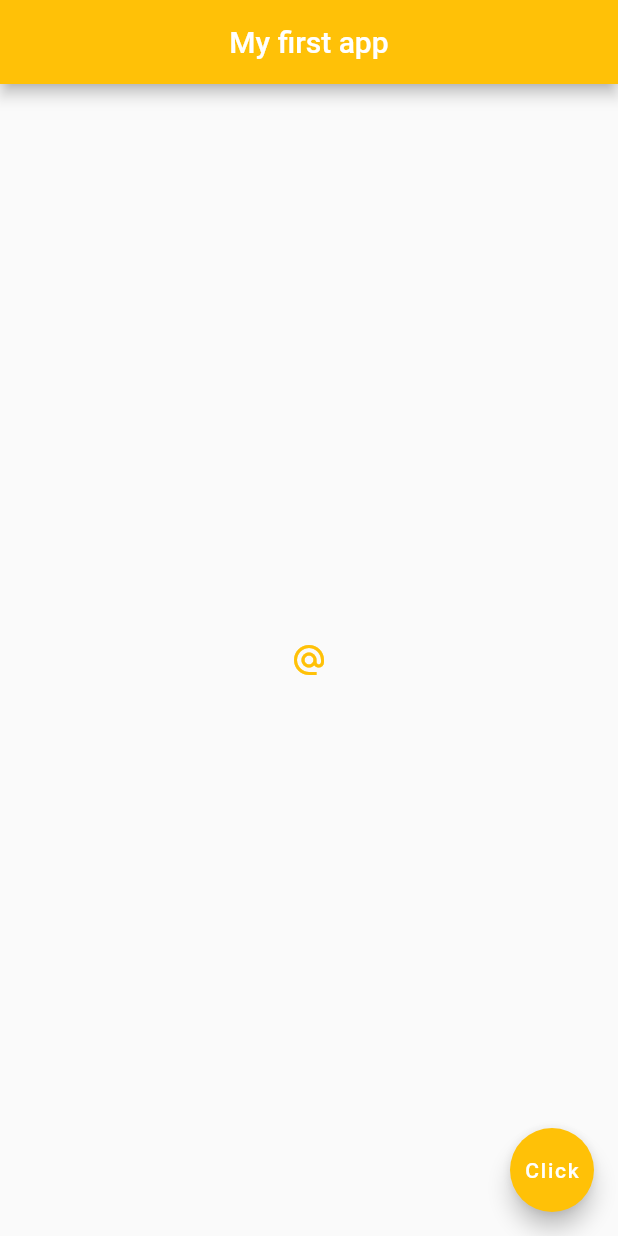
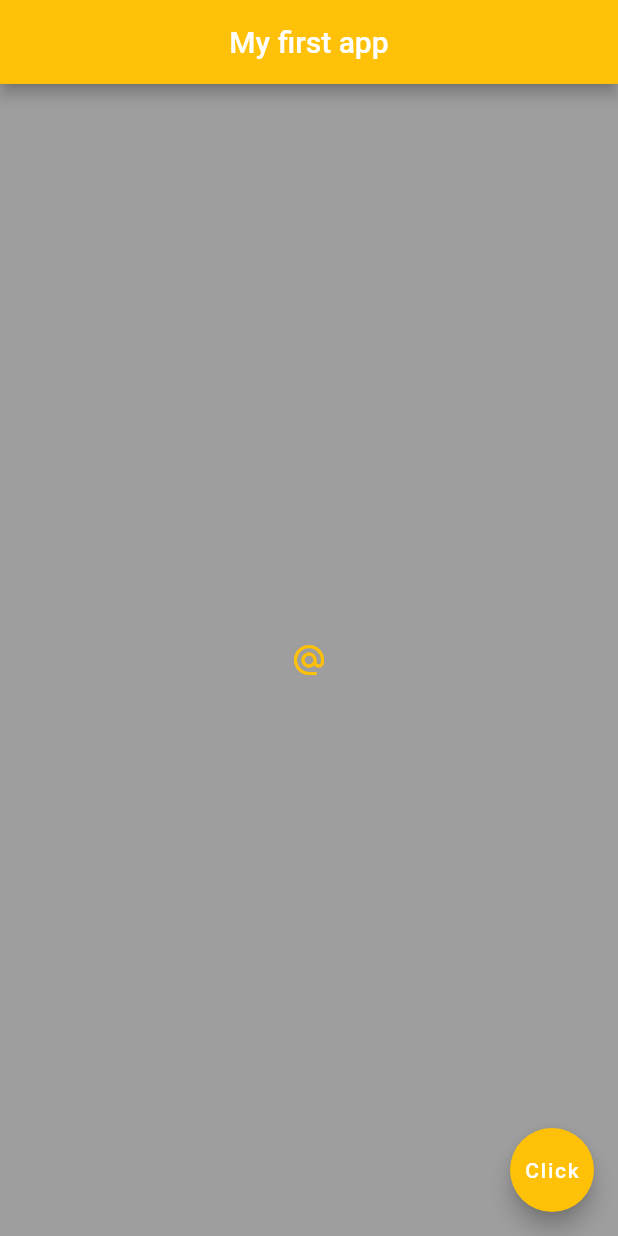
Before and after one commit to SegunCodes/first_flutter_app, a Flutter app: the screen it shows after launch, on a phone screen of 412 x 824 dp. Run offline on Flutter 3.47's test engine with Material 2 defaults, Android fonts, the phone set to English and light mode, and no system bars.

Commit message:
container widget

```diff
--- a/lib/main.dart
+++ b/lib/main.dart
@@ -13,7 +13,10 @@ class Home extends StatelessWidget {
         centerTitle: true,
         backgroundColor: Colors.amber,
       ),
-      body: Center(
+      body: Container(
+        padding: const EdgeInsets.symmetric(horizontal: 30.0, vertical: 10.0),
+        color: Colors.grey,
+        child: Center(
           child: IconButton(
               onPressed: () {
                 // ignore: avoid_print
@@ -21,6 +24,7 @@ class Home extends StatelessWidget {
               },
               icon: const Icon(Icons.alternate_email),
               color: Colors.amber),
+        ),
       ),
       floatingActionButton: newMethod(),
     );
```
Lines whose indentation alone changed are shown as unchanged.
